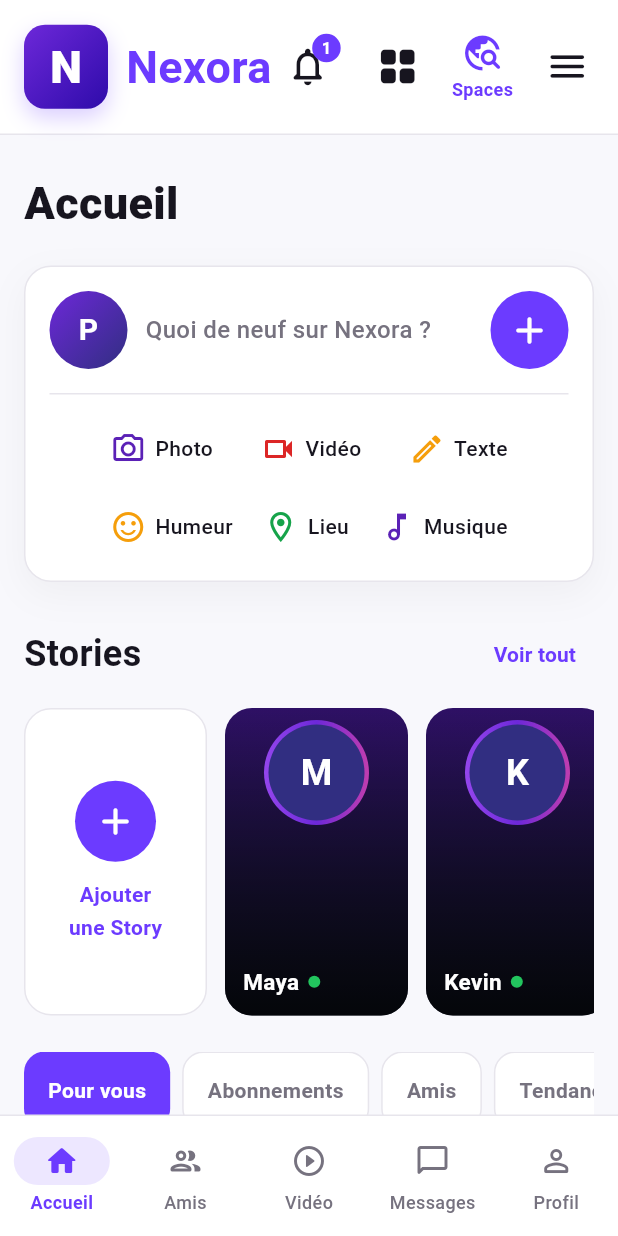
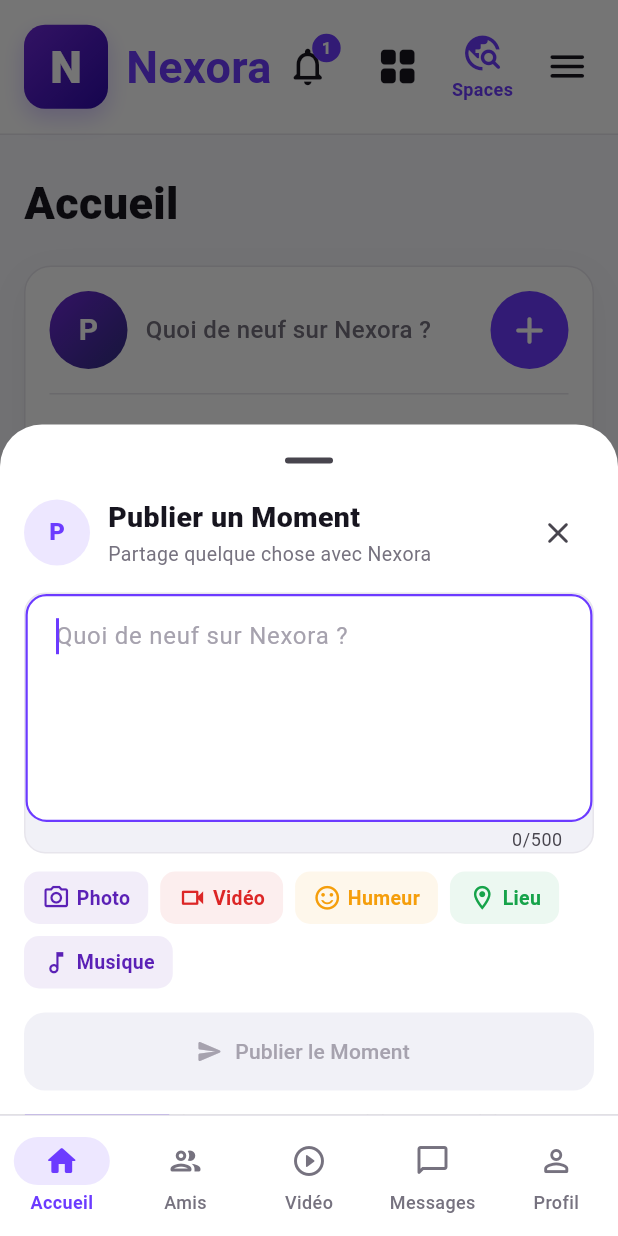
Before and after one commit to richmondkouassi2255-art/Nexora, a Flutter app: the screen it shows after launch, after a tap on the "add" icon, on a phone screen of 412 x 824 dp. Run offline on Flutter 3.47's test engine with Material 3 defaults, Android fonts, the phone set to English and light mode, and no system bars; our stand-ins replace flutter_riverpod, go_router.

Commit message:
feat: add local moment composer

```diff
--- /dev/null
+++ b/lib/features/home/presentation/widgets/create_moment_sheet.dart
@@ -0,0 +1,294 @@
+import 'package:flutter/material.dart';
+import 'package:flutter_riverpod/flutter_riverpod.dart';
+
+import '../../../../app/theme/app_colors.dart';
+import '../../../../app/theme/app_radius.dart';
+import '../../../../app/theme/app_spacing.dart';
+import '../../domain/models/moment.dart';
+import '../providers/feed_provider.dart';
+
+class CreateMomentSheet extends ConsumerStatefulWidget {
+  const CreateMomentSheet({
+    super.key,
+  });
+
+  @override
+  ConsumerState<CreateMomentSheet> createState() =>
+      _CreateMomentSheetState();
+}
+
+class _CreateMomentSheetState
+    extends ConsumerState<CreateMomentSheet> {
+  final TextEditingController _controller =
+      TextEditingController();
+
+  final FocusNode _focusNode = FocusNode();
+
+  bool _isPublishing = false;
+
+  @override
+  void dispose() {
+    _controller.dispose();
+    _focusNode.dispose();
+    super.dispose();
+  }
+
+  bool get _canPublish {
+    return _controller.text.trim().isNotEmpty &&
+        !_isPublishing;
+  }
+
+  void _publish() {
+    final content = _controller.text.trim();
+
+    if (content.isEmpty || _isPublishing) {
+      return;
+    }
+
+    setState(() {
+      _isPublishing = true;
+    });
+
+    ref.read(feedControllerProvider.notifier).createMoment(
+          content: content,
+        );
+
+    Navigator.of(context).pop();
+
+    ScaffoldMessenger.of(context)
+      ..hideCurrentSnackBar()
+      ..showSnackBar(
+        const SnackBar(
+          content: Text('Ton Moment a été publié sur Nexora.'),
+          behavior: SnackBarBehavior.floating,
+        ),
+      );
+  }
+
+  @override
+  Widget build(BuildContext context) {
+    return SafeArea(
+      child: Padding(
+        padding: EdgeInsets.only(
+          left: AppSpacing.lg,
+          right: AppSpacing.lg,
+          bottom: MediaQuery.viewInsetsOf(context).bottom +
+              AppSpacing.lg,
+        ),
+        child: SingleChildScrollView(
+          child: Column(
+            crossAxisAlignment: CrossAxisAlignment.start,
+            children: [
+              Row(
+                children: [
+                  const CircleAvatar(
+                    radius: 22,
+                    backgroundColor: AppColors.primaryLight,
+                    child: Text(
+                      'P',
+                      style: TextStyle(
+                        color: AppColors.primary,
+                        fontWeight: FontWeight.w800,
+                      ),
+                    ),
+                  ),
+                  const SizedBox(width: AppSpacing.md),
+                  const Expanded(
+                    child: Column(
+                      crossAxisAlignment:
+                          CrossAxisAlignment.start,
+                      children: [
+                        Text(
+                          'Publier un Moment',
+                          style: TextStyle(
+                            color: AppColors.textPrimary,
+                            fontSize: 19,
+                            fontWeight: FontWeight.w800,
+                          ),
+                        ),
+                        SizedBox(height: 2),
+                        Text(
+                          'Partage quelque chose avec Nexora',
+                          style: TextStyle(
+                            color: AppColors.textSecondary,
+                            fontSize: 13,
+                          ),
+                        ),
+                      ],
+                    ),
+                  ),
+                  IconButton(
+                    onPressed: () {
+                      Navigator.of(context).pop();
+                    },
+                    icon: const Icon(
+                      Icons.close_rounded,
+                    ),
+                  ),
+                ],
+              ),
+              const SizedBox(height: AppSpacing.lg),
+              Container(
+                decoration: BoxDecoration(
+                  color: AppColors.surfaceSecondary,
+                  borderRadius: AppRadius.medium,
+                  border: Border.all(
+                    color: AppColors.border,
+                  ),
+                ),
+                child: TextField(
+                  controller: _controller,
+                  focusNode: _focusNode,
+                  autofocus: true,
+                  minLines: 5,
+                  maxLines: 10,
+                  maxLength: 500,
+                  textCapitalization:
+                      TextCapitalization.sentences,
+                  onChanged: (_) {
+                    setState(() {});
+                  },
+                  decoration: const InputDecoration(
+                    hintText:
+                        'Quoi de neuf sur Nexora ?',
+                    hintStyle: TextStyle(
+                      color: AppColors.textMuted,
+                    ),
+                    border: InputBorder.none,
+                    contentPadding:
+                        EdgeInsets.all(AppSpacing.lg),
+                  ),
+                ),
+              ),
+              const SizedBox(height: AppSpacing.md),
+              const _ComposerOptions(),
+              const SizedBox(height: AppSpacing.lg),
+              SizedBox(
+                width: double.infinity,
+                height: 52,
+                child: FilledButton.icon(
+                  onPressed:
+                      _canPublish ? _publish : null,
+                  style: FilledButton.styleFrom(
+                    backgroundColor:
+                        AppColors.primary,
+                    disabledBackgroundColor:
+                        AppColors.surfaceSecondary,
+                    disabledForegroundColor:
+                        AppColors.textMuted,
+                    shape: RoundedRectangleBorder(
+                      borderRadius:
+                          AppRadius.medium,
+                    ),
+                  ),
+                  icon: const Icon(
+                    Icons.send_rounded,
+                  ),
+                  label: Text(
+                    _isPublishing
+                        ? 'Publication...'
+                        : 'Publier le Moment',
+                  ),
+                ),
+              ),
+            ],
+          ),
+        ),
+      ),
+    );
+  }
+}
+
+class _ComposerOptions extends StatelessWidget {
+  const _ComposerOptions();
+
+  @override
+  Widget build(BuildContext context) {
+    return Wrap(
+      spacing: AppSpacing.sm,
+      runSpacing: AppSpacing.sm,
+      children: const [
+        _ComposerOption(
+          icon: Icons.photo_camera_outlined,
+          label: 'Photo',
+          color: Color(0xFF5B21B6),
+        ),
+        _ComposerOption(
+          icon: Icons.videocam_outlined,
+          label: 'Vidéo',
+          color: Color(0xFFDC2626),
+        ),
+        _ComposerOption(
+          icon: Icons.sentiment_satisfied_alt_outlined,
+          label: 'Humeur',
+          color: Color(0xFFF59E0B),
+        ),
+        _ComposerOption(
+          icon: Icons.location_on_outlined,
+          label: 'Lieu',
+          color: Color(0xFF16A34A),
+        ),
+        _ComposerOption(
+          icon: Icons.music_note_outlined,
+          label: 'Musique',
+          color: Color(0xFF5B21B6),
+        ),
+      ],
+    );
+  }
+}
+
+class _ComposerOption extends StatelessWidget {
+  const _ComposerOption({
+    required this.icon,
+    required this.label,
+    required this.color,
+  });
+
+  final IconData icon;
+  final String label;
+  final Color color;
+
+  @override
+  Widget build(BuildContext context) {
+    return Container(
+      padding: const EdgeInsets.symmetric(
+        horizontal: AppSpacing.md,
+        vertical: AppSpacing.sm,
+      ),
+      decoration: BoxDecoration(
+        color: color.withValues(alpha: 0.08),
+        borderRadius: AppRadius.small,
+      ),
+      child: Row(
+        mainAxisSize: MainAxisSize.min,
+        children: [
+          Icon(
+            icon,
+            color: color,
+            size: 19,
+          ),
+          const SizedBox(width: AppSpacing.xs),
+          Text(
+            label,
+            style: TextStyle(
+              color: color,
+              fontSize: 13,
+              fontWeight: FontWeight.w600,
+            ),
+          ),
+        ],
+      ),
+    );
+  }
+}
+
+void showCreateMomentSheet(BuildContext context) {
+  showModalBottomSheet<void>(
+    context: context,
+    isScrollControlled: true,
+    backgroundColor: AppColors.surface,
+    showDragHandle: true,
+    builder: (_) => const CreateMomentSheet(),
+  );
+}
```
Also changed, not shown: lib/features/home/presentation/pages/home_page.dart (+47 -21 lines), lib/features/home/presentation/providers/feed_provider.dart (+47 -1 lines).
